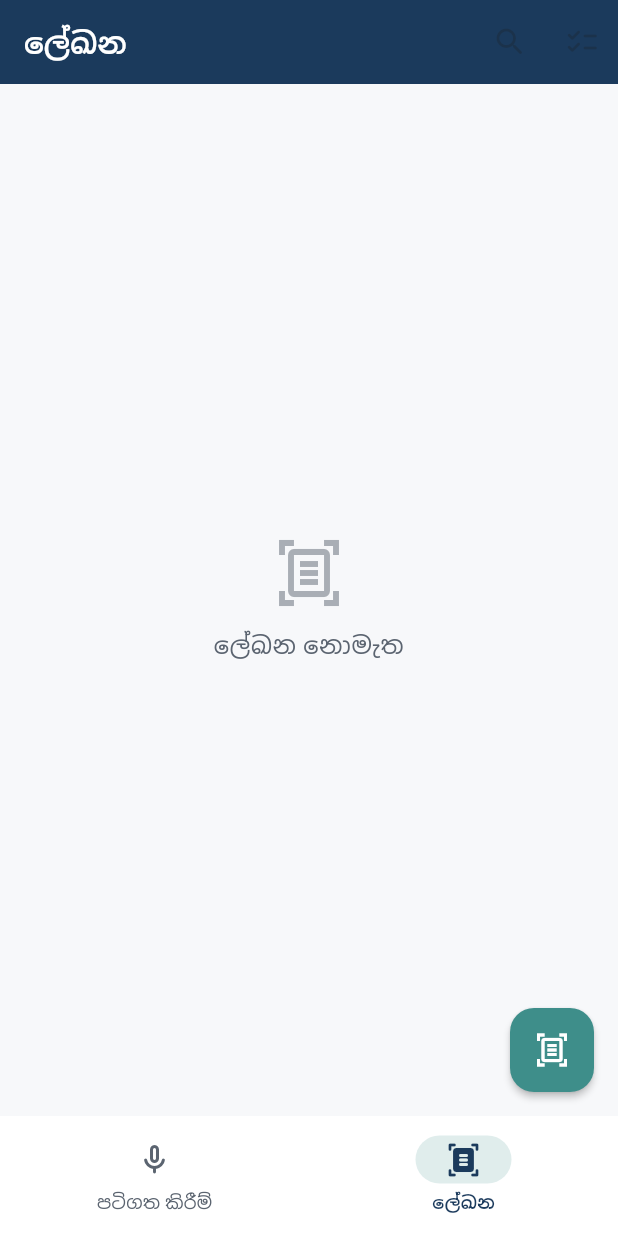
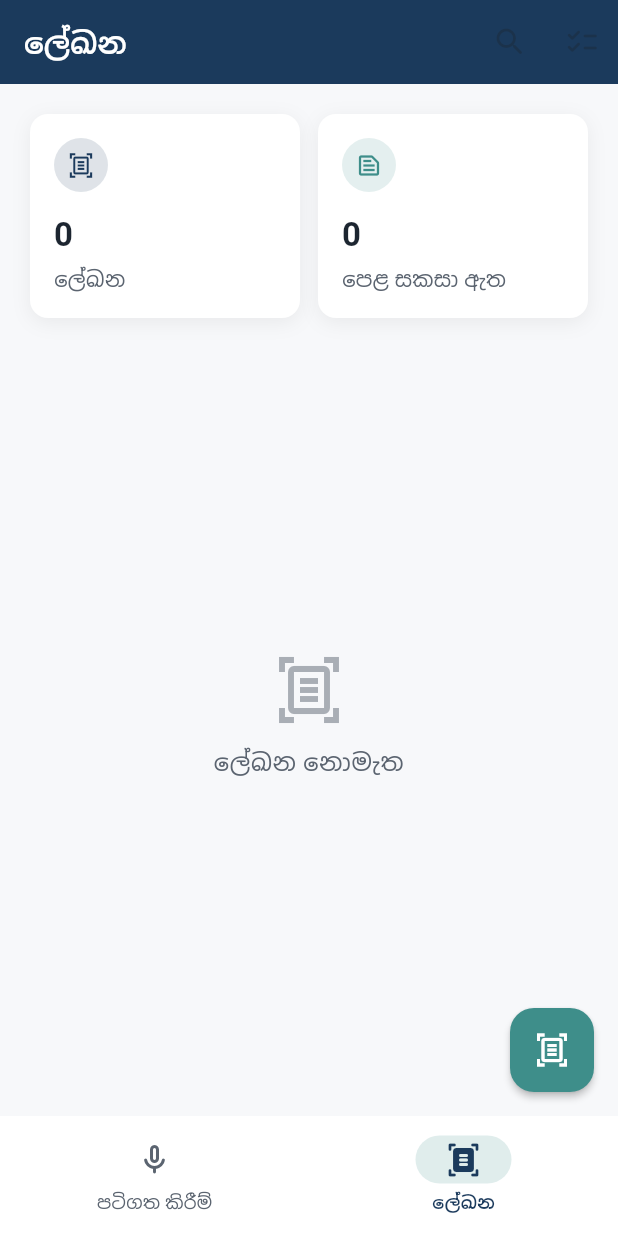
Before and after one commit to weenukarajapaksha/sinhala_office_assist, a Flutter app: the screen it shows after launch, item 2 of the bottom bar chosen, on a phone screen of 412 x 824 dp. Run offline on Flutter 3.47's test engine with Material 3 defaults, Android fonts, the phone set to English and light mode, and no system bars; our stand-ins replace audioplayers, image_picker, pdf, printing, shared_preferences, web; missing offline and left inert: dart:js_interop, flutter_foreground_task, record.

Commit message:
Update documents_screen.dart

```diff
--- a/lib/screens/documents_screen.dart
+++ b/lib/screens/documents_screen.dart
@@ -904,6 +904,33 @@ class _DocumentsScreenState extends State<DocumentsScreen> {
       body: SafeArea(
         child: Padding(
           padding: const EdgeInsets.all(20),
+          child: Column(
+            crossAxisAlignment: CrossAxisAlignment.stretch,
+            children: [
+              Row(
+                children: [
+                  Expanded(
+                    child: StatTile(
+                      icon: Icons.document_scanner_outlined,
+                      value: '${_documents.length}',
+                      label: 'ලේඛන',
+                      color: AppTheme.primaryBlue,
+                    ),
+                  ),
+                  const SizedBox(width: 12),
+                  Expanded(
+                    child: StatTile(
+                      icon: Icons.text_snippet_outlined,
+                      value:
+                          '${_documents.where((d) => d.extractedText != null && d.extractedText!.isNotEmpty).length}',
+                      label: 'පෙළ සකසා ඇත',
+                      color: AppTheme.accentTeal,
+                    ),
+                  ),
+                ],
+              ),
+              const SizedBox(height: 20),
+              Expanded(
                 child: Builder(
                   builder: (context) {
                     final visibleDocuments = _visibleDocuments;
@@ -917,7 +944,9 @@ class _DocumentsScreenState extends State<DocumentsScreen> {
                       return Center(
                         child: Text(
                           'ගැලපෙන ලේඛන නොමැත',
-                    style: Theme.of(context).textTheme.bodyLarge?.copyWith(
+                          style: Theme.of(
+                            context,
+                          ).textTheme.bodyLarge?.copyWith(
                             color: AppTheme.textSecondary,
                           ),
                         ),
@@ -930,6 +959,9 @@ class _DocumentsScreenState extends State<DocumentsScreen> {
                           _buildDocumentCard(context, visibleDocuments[index]),
                     );
                   },
+                ),
+              ),
+            ],
           ),
         ),
       ),
```
Lines whose indentation alone changed are shown as unchanged.
